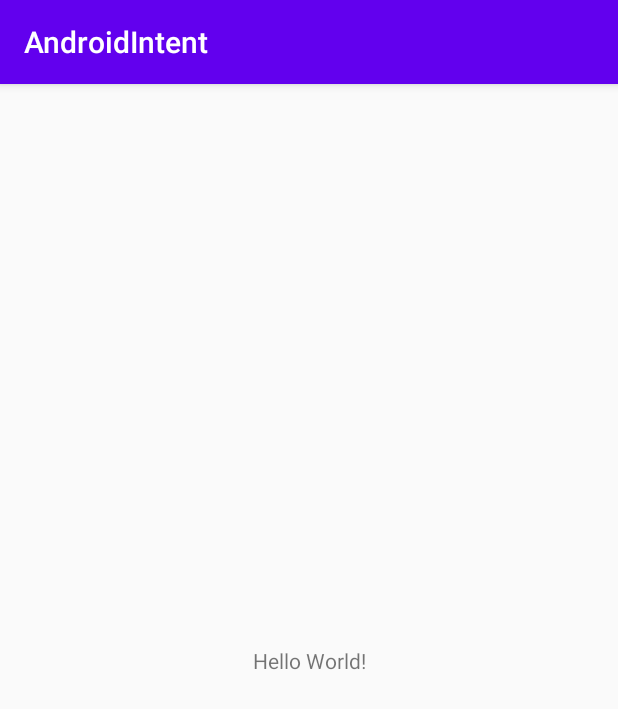
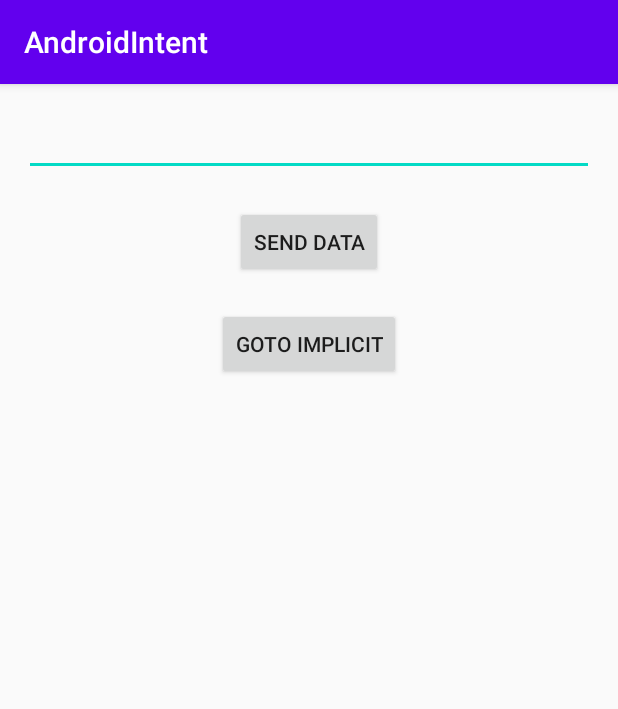
Before and after one commit to samip15/AndroidIntent, an Android app: the screen it shows after launch (MainActivity), on a phone screen of 412 x 824 dp. Shown: the top 709 px of the screen. Run offline under Robolectric (Android 15) with nearby library versions, the phone set to English and light mode, and no system bars.

Commit message:
Explict And Implict Intent

```diff
--- a/app/src/main/AndroidManifest.xml
+++ b/app/src/main/AndroidManifest.xml
@@ -9,6 +9,8 @@
         android:roundIcon="@mipmap/ic_launcher_round"
         android:supportsRtl="true"
         android:theme="@style/AppTheme">
+        <activity android:name=".ImplictActivity"></activity>
+        <activity android:name=".ExplictActivity" />
         <activity android:name=".MainActivity">
             <intent-filter>
                 <action android:name="android.intent.action.MAIN" />
--- a/app/src/main/java/com/example/androidintent/MainActivity.java
+++ b/app/src/main/java/com/example/androidintent/MainActivity.java
@@ -2,13 +2,40 @@ package com.example.androidintent;
 
 import androidx.appcompat.app.AppCompatActivity;
 
+import android.content.Intent;
 import android.os.Bundle;
+import android.view.View;
+import android.widget.Button;
+import android.widget.EditText;
 
 public class MainActivity extends AppCompatActivity {
+
+    private EditText mNameEntry;
+    private Button mSendData,gotoImplict;
 
     @Override
     protected void onCreate(Bundle savedInstanceState) {
         super.onCreate(savedInstanceState);
         setContentView(R.layout.activity_main);
+        mNameEntry = findViewById(R.id.et_text_entry);
+        mSendData = findViewById(R.id.btton_send_data);
+        gotoImplict = findViewById(R.id.btton_goto_implict);
+        gotoImplict.setOnClickListener(new View.OnClickListener() {
+            @Override
+            public void onClick(View v) {
+                Intent startImplict = new Intent(MainActivity.this,ImplictActivity.class);
+                startActivity(startImplict);
+
+            }
+        });
+        mSendData.setOnClickListener(new View.OnClickListener() {
+            @Override
+            public void onClick(View v) {
+                String textenter = mNameEntry.getText().toString().trim();
+                Intent i = new Intent(getApplicationContext(),ExplictActivity.class);
+                i.putExtra(Intent.EXTRA_TEXT,textenter);
+                startActivity(i);
+            }
+        });
     }
 }
--- a/app/src/main/res/layout/activity_main.xml
+++ b/app/src/main/res/layout/activity_main.xml
@@ -1,18 +1,32 @@
 <?xml version="1.0" encoding="utf-8"?>
-<androidx.constraintlayout.widget.ConstraintLayout xmlns:android="http://schemas.android.com/apk/res/android"
+<LinearLayout xmlns:android="http://schemas.android.com/apk/res/android"
     xmlns:app="http://schemas.android.com/apk/res-auto"
     xmlns:tools="http://schemas.android.com/tools"
     android:layout_width="match_parent"
     android:layout_height="match_parent"
+    android:padding="16dp"
+    android:orientation="vertical"
     tools:context=".MainActivity">
 
-    <TextView
+    <EditText
+        android:id="@+id/et_text_entry"
+        android:layout_width="match_parent"
+        android:layout_height="wrap_content" />
+
+    <Button
+        android:layout_marginTop="20dp"
         android:layout_width="wrap_content"
         android:layout_height="wrap_content"
-        android:text="Hello World!"
-        app:layout_constraintBottom_toBottomOf="parent"
-        app:layout_constraintLeft_toLeftOf="parent"
-        app:layout_constraintRight_toRightOf="parent"
-        app:layout_constraintTop_toTopOf="parent" />
+        android:id="@+id/btton_send_data"
+        android:layout_gravity="center"
+        android:text="Send Data"></Button>
 
-</androidx.constraintlayout.widget.ConstraintLayout>
+    <Button
+        android:layout_marginTop="20dp"
+        android:layout_width="wrap_content"
+        android:layout_height="wrap_content"
+        android:id="@+id/btton_goto_implict"
+        android:layout_gravity="center"
+        android:text="Goto Implicit"></Button>
+
+</LinearLayout>
```
Also changed, not shown: app/src/main/java/com/example/androidintent/ExplictActivity.java (added, +26 -0 lines), app/src/main/java/com/example/androidintent/ImplictActivity.java (added, +67 -0 lines), app/src/main/res/layout/activity_explict.xml (added, +18 -0 lines), app/src/main/res/layout/activity_implict.xml (added, +30 -0 lines).
